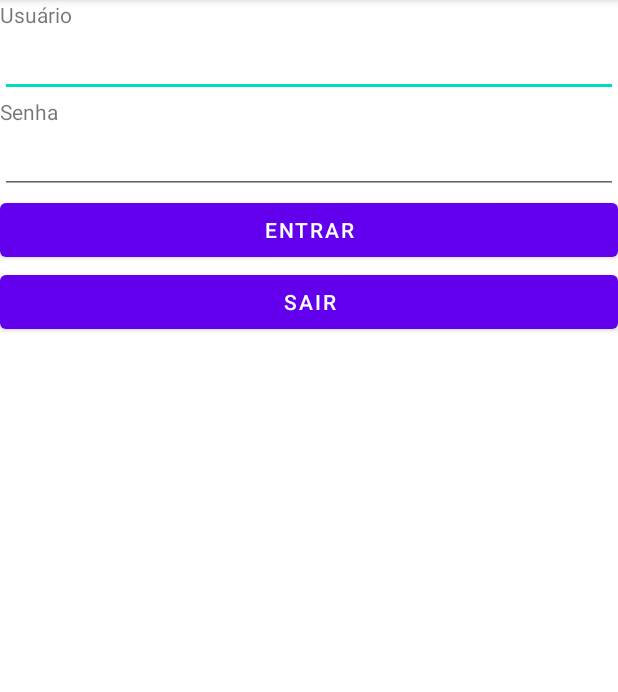
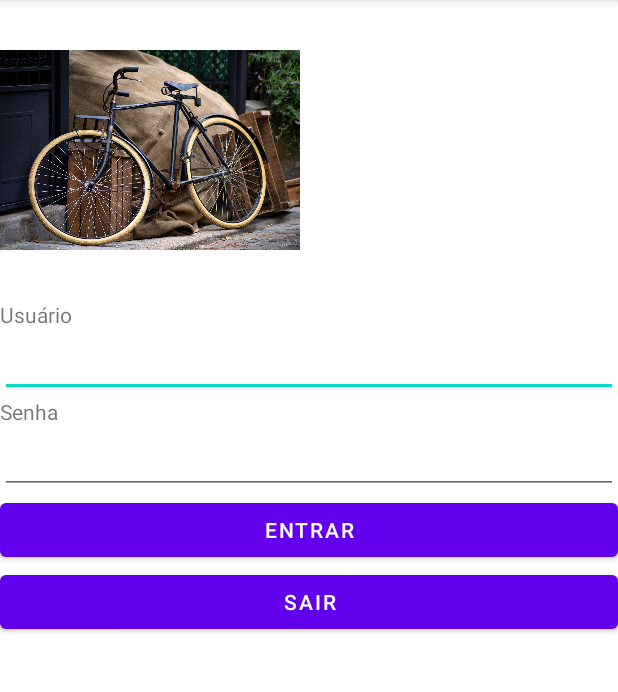
Before and after one commit to lndsilva/MyBikeNew, an Android app: the screen it shows after launch (MainActivity), on a phone screen of 412 x 824 dp, the part 84-776 px from its top. Run offline under Robolectric (Android 15) with nearby library versions, the phone set to English and light mode, and no system bars.

Commit message:
imagem nova

```diff
--- a/app/src/main/res/layout/activity_main.xml
+++ b/app/src/main/res/layout/activity_main.xml
@@ -5,7 +5,13 @@
     android:layout_width="match_parent"
     android:orientation="vertical"
     android:layout_height="match_parent"
-    tools:context=".MainActivity">
+   tools:context=".MainActivity">
+
+    <ImageView
+        android:layout_width="200dp"
+        android:layout_height="200dp"
+        android:src="@drawable/bike"
+        />
 
     <TextView
         android:layout_width="match_parent"
```
